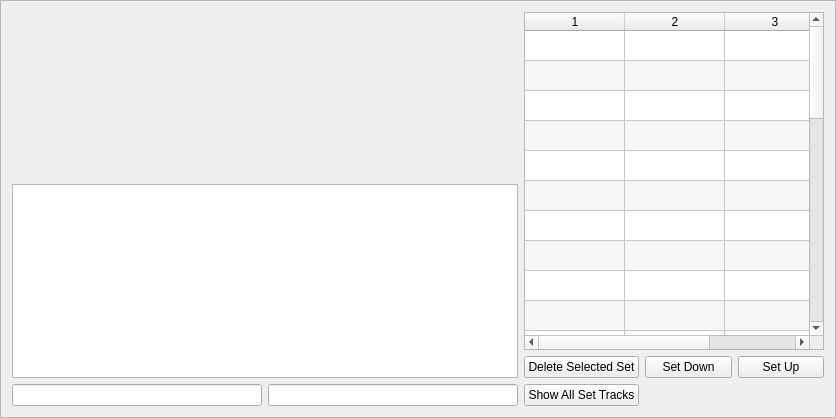
Qt form seq_qt5/forms/qsetmaster.ui (ahlstromcj/seq66) before a commit.
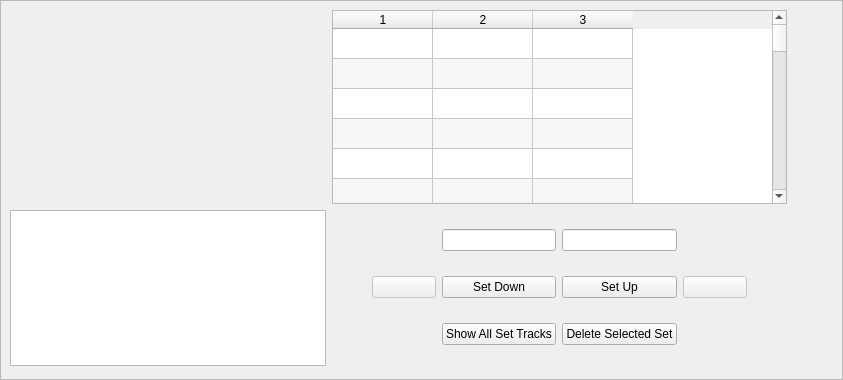
The same form after that commit.

Commit message: Fixes to external live grid and setsmaster.

The edit to the form file:
```diff
--- a/seq_qt5/forms/qsetmaster.ui
+++ b/seq_qt5/forms/qsetmaster.ui
@@ -6,8 +6,8 @@
    <rect>
     <x>0</x>
     <y>0</y>
-    <width>836</width>
-    <height>418</height>
+    <width>843</width>
+    <height>380</height>
    </rect>
   </property>
   <property name="windowTitle">
@@ -25,15 +25,24 @@
   <property name="frameShadow">
    <enum>QFrame::Raised</enum>
   </property>
-  <layout class="QGridLayout" name="gridLayout">
-   <item row="0" column="0" colspan="2">
+  <widget class="QWidget" name="">
+   <property name="geometry">
+    <rect>
+     <x>10</x>
+     <y>10</y>
+     <width>777</width>
+     <height>356</height>
+    </rect>
+   </property>
+   <layout class="QGridLayout" name="gridLayout_2">
+    <item row="0" column="0">
     <layout class="QGridLayout" name="setGridLayout"/>
    </item>
-   <item row="0" column="2" rowspan="2" colspan="3">
+    <item row="0" column="1">
     <widget class="QTableWidget" name="m_set_table">
      <property name="minimumSize">
       <size>
-       <width>300</width>
+        <width>400</width>
        <height>0</height>
       </size>
      </property>
@@ -89,24 +98,38 @@
      <column/>
     </widget>
    </item>
-   <item row="1" column="0" rowspan="2" colspan="2">
+    <item row="1" column="0">
     <widget class="QPlainTextEdit" name="m_set_contents_text">
+      <property name="minimumSize">
+       <size>
+        <width>300</width>
+        <height>156</height>
+       </size>
+      </property>
+      <property name="maximumSize">
+       <size>
+        <width>16777215</width>
+        <height>156</height>
+       </size>
+      </property>
      <property name="readOnly">
       <bool>true</bool>
      </property>
     </widget>
    </item>
+    <item row="1" column="1">
+     <layout class="QGridLayout" name="gridLayout">
    <item row="2" column="2">
-    <widget class="QPushButton" name="m_button_delete">
+       <widget class="QPushButton" name="m_button_show">
      <property name="toolTip">
       <string>Deletes the selected set.  No undo! Careful!</string>
      </property>
      <property name="text">
-      <string>Delete Selected Set</string>
+         <string>Show All Set Tracks</string>
      </property>
     </widget>
    </item>
-   <item row="2" column="3">
+      <item row="1" column="2">
     <widget class="QPushButton" name="m_button_down">
      <property name="toolTip">
       <string>Move the selected set down in the list.</string>
@@ -116,7 +139,20 @@
      </property>
     </widget>
    </item>
-   <item row="2" column="4">
+      <item row="1" column="5">
+       <spacer name="horizontalSpacer_2">
+        <property name="orientation">
+         <enum>Qt::Horizontal</enum>
+        </property>
+        <property name="sizeHint" stdset="0">
+         <size>
+          <width>40</width>
+          <height>20</height>
+         </size>
+        </property>
+       </spacer>
+      </item>
+      <item row="1" column="3">
     <widget class="QPushButton" name="m_button_up">
      <property name="toolTip">
       <string>Move the selected set up in the list.</string>
@@ -126,27 +162,75 @@
      </property>
     </widget>
    </item>
-   <item row="3" column="0">
-    <widget class="QLineEdit" name="m_set_number_text">
+      <item row="0" column="2">
+       <widget class="QLineEdit" name="m_set_number_text"/>
+      </item>
+      <item row="0" column="3">
+       <widget class="QLineEdit" name="m_set_name_text">
      <property name="readOnly">
       <bool>true</bool>
      </property>
     </widget>
    </item>
-   <item row="3" column="1">
-    <widget class="QLineEdit" name="m_set_name_text"/>
-   </item>
-   <item row="3" column="2">
-    <widget class="QPushButton" name="m_button_show">
+      <item row="2" column="3">
+       <widget class="QPushButton" name="m_button_delete">
      <property name="toolTip">
       <string>Show a condensed list of the sets and their tracks/loops/patterns.</string>
      </property>
      <property name="text">
-      <string>Show All Set Tracks</string>
+         <string>Delete Selected Set</string>
      </property>
     </widget>
    </item>
-  </layout>
+      <item row="1" column="0">
+       <spacer name="horizontalSpacer">
+        <property name="orientation">
+         <enum>Qt::Horizontal</enum>
+        </property>
+        <property name="sizeHint" stdset="0">
+         <size>
+          <width>40</width>
+          <height>20</height>
+         </size>
+        </property>
+       </spacer>
+      </item>
+      <item row="1" column="1">
+       <widget class="QPushButton" name="pushButton">
+        <property name="enabled">
+         <bool>false</bool>
+        </property>
+        <property name="minimumSize">
+         <size>
+          <width>64</width>
+          <height>0</height>
+         </size>
+        </property>
+        <property name="text">
+         <string/>
+        </property>
+       </widget>
+      </item>
+      <item row="1" column="4">
+       <widget class="QPushButton" name="pushButton_2">
+        <property name="enabled">
+         <bool>false</bool>
+        </property>
+        <property name="minimumSize">
+         <size>
+          <width>64</width>
+          <height>0</height>
+         </size>
+        </property>
+        <property name="text">
+         <string/>
+        </property>
+       </widget>
+      </item>
+     </layout>
+    </item>
+   </layout>
+  </widget>
  </widget>
  <resources/>
  <connections/>
```
Left out of the diff: 4 changed lines with no effect on the pictures. Lines whose indentation alone changed are shown as unchanged. The commit also changes 17 other files.
